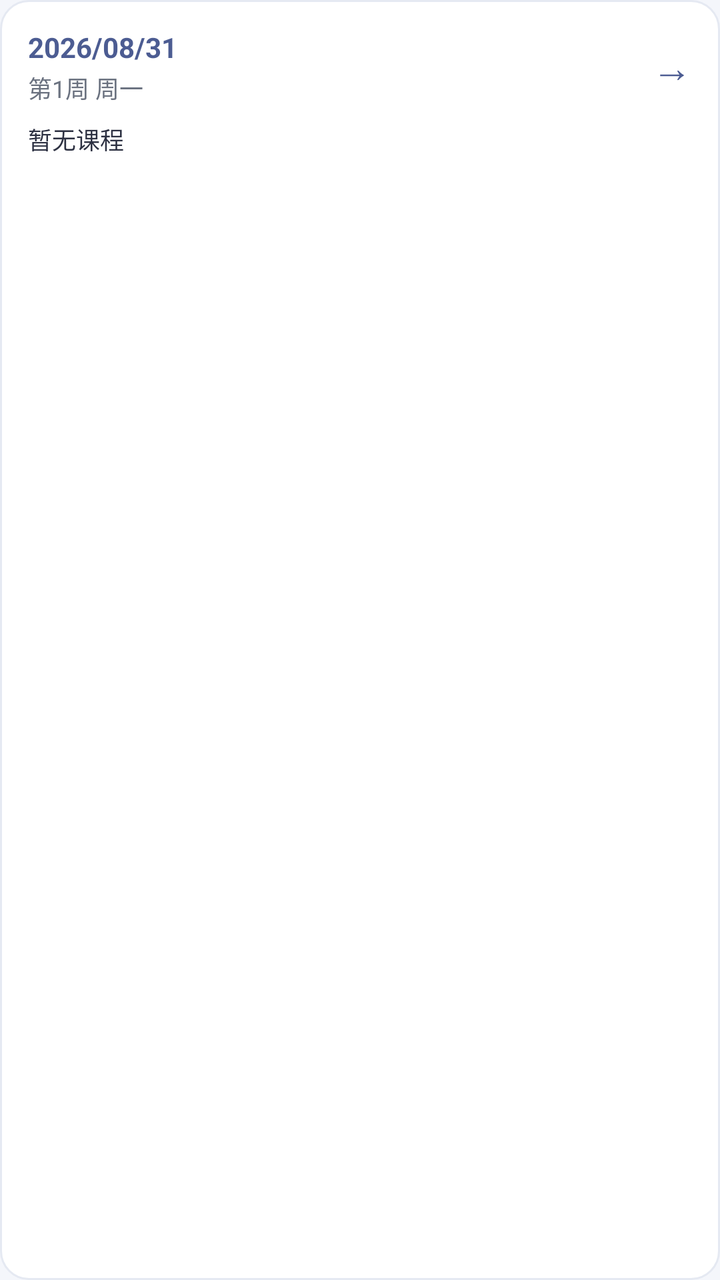
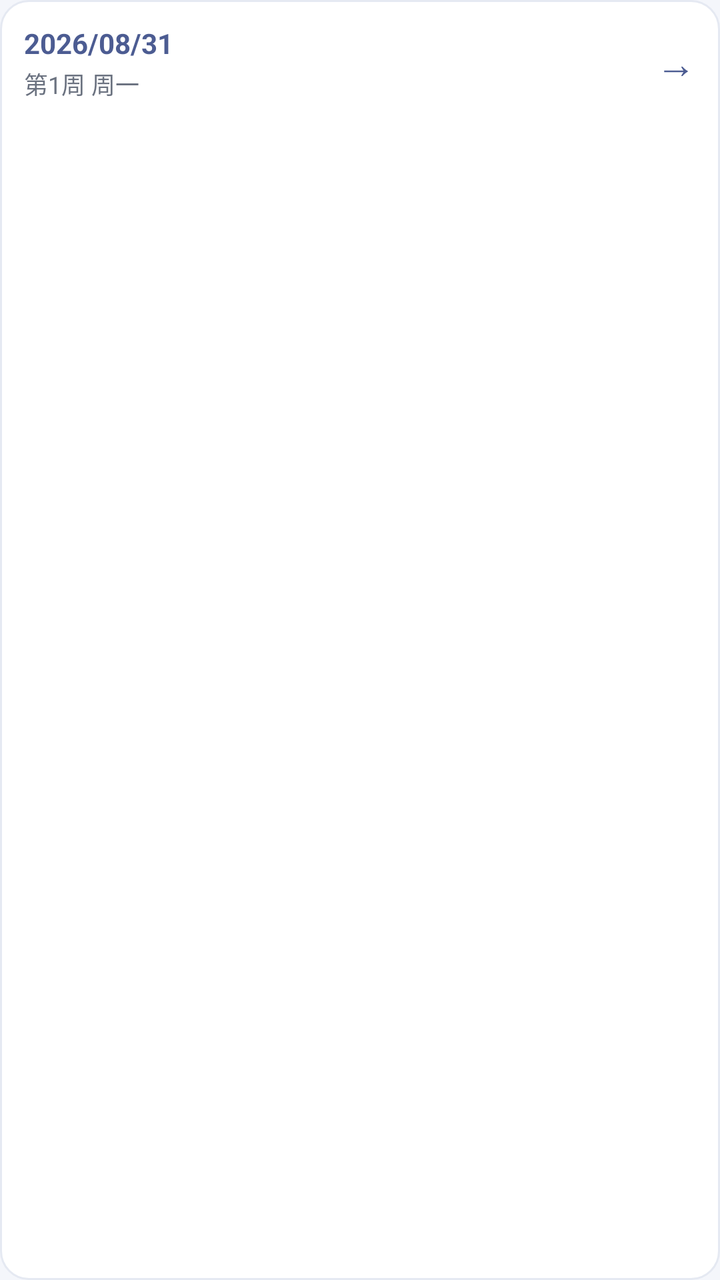

Screens rendered from an Android XML layout before and after an edit, with the pre-edit source and the edit as a unified diff.
<!-- AndroidManifest.xml: application theme Theme.QingKebiao -->
<!-- res/layout/widget_today.xml -->
<?xml version="1.0" encoding="utf-8"?>
<LinearLayout xmlns:android="http://schemas.android.com/apk/res/android"
    android:orientation="vertical"
    android:padding="14dp"
    android:background="@drawable/bg_card"
    android:id="@+id/widget_root"
    android:layout_width="match_parent"
    android:layout_height="match_parent">

    <LinearLayout
        android:orientation="horizontal"
        android:gravity="center_vertical"
        android:layout_width="match_parent"
        android:layout_height="wrap_content">
        <LinearLayout
            android:orientation="vertical"
            android:layout_width="0dp"
            android:layout_height="wrap_content"
            android:layout_weight="1">
            <TextView
                android:id="@+id/widget_date"
                android:text="2026/08/31"
                android:textColor="#4C5C92"
                android:textSize="14sp"
                android:textStyle="bold"
                android:layout_width="wrap_content"
                android:layout_height="wrap_content" />
            <TextView
                android:id="@+id/widget_week_day"
                android:text="第1周 周一"
                android:textColor="#6B7280"
                android:textSize="12sp"
                android:paddingTop="2dp"
                android:layout_width="wrap_content"
                android:layout_height="wrap_content" />
        </LinearLayout>
        <TextView
            android:id="@+id/widget_arrow"
            android:text="→"
            android:textColor="#4C5C92"
            android:textSize="20sp"
            android:paddingLeft="8dp"
            android:layout_width="wrap_content"
            android:layout_height="wrap_content" />
    </LinearLayout>

    <TextView
        android:id="@+id/widget_courses"
        android:text="暂无课程"
        android:textColor="#2D3142"
        android:textSize="12sp"
        android:paddingTop="8dp"
        android:layout_width="match_parent"
        android:layout_height="0dp"
        android:layout_weight="1" />
</LinearLayout>
<!-- resources referenced by this layout -->
<resources>
  <!-- drawable bg_card (drawable) -->
  <shape xmlns:android="http://schemas.android.com/apk/res/android">
      <solid android:color="#FFFFFF" />
      <corners android:radius="14dp" />
      <stroke android:width="1dp" android:color="#E5E9F2" />
  </shape>
  <style name="Theme.QingKebiao" parent="@android:style/Theme.Material.Light.NoActionBar">
          <item name="android:colorPrimary">#4C5C92</item>
          <item name="android:colorAccent">#FF6D3D</item>
          <item name="android:windowBackground">#F4F6FB</item>
          <item name="android:navigationBarColor">#FFFFFF</item>
          <item name="android:statusBarColor">#3A4773</item>
          <item name="android:textColorPrimary">#2D3142</item>
      </style>
</resources>

<!-- the commit's change to res/layout/widget_today.xml (unified diff, before → after) -->
@@ -1,7 +1,7 @@
 <?xml version="1.0" encoding="utf-8"?>
 <LinearLayout xmlns:android="http://schemas.android.com/apk/res/android"
     android:orientation="vertical"
-    android:padding="14dp"
+    android:padding="12dp"
     android:background="@drawable/bg_card"
     android:id="@+id/widget_root"
     android:layout_width="match_parent"
@@ -44,12 +44,21 @@
             android:layout_height="wrap_content" />
     </LinearLayout>
 
+    <LinearLayout
+        android:id="@+id/widget_courses_container"
+        android:orientation="vertical"
+        android:paddingTop="4dp"
+        android:layout_width="match_parent"
+        android:layout_height="0dp"
+        android:layout_weight="1" />
+
     <TextView
-        android:id="@+id/widget_courses"
-        android:text="暂无课程"
-        android:textColor="#2D3142"
+        android:id="@+id/widget_empty"
+        android:text="今日无课"
+        android:textColor="#6B7280"
         android:textSize="12sp"
-        android:paddingTop="8dp"
+        android:gravity="center"
+        android:visibility="gone"
         android:layout_width="match_parent"
         android:layout_height="0dp"
         android:layout_weight="1" />
